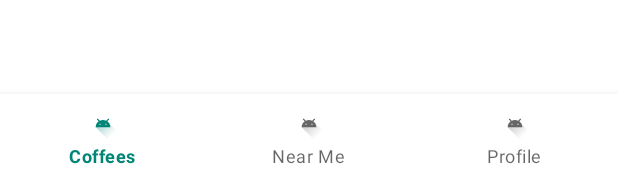
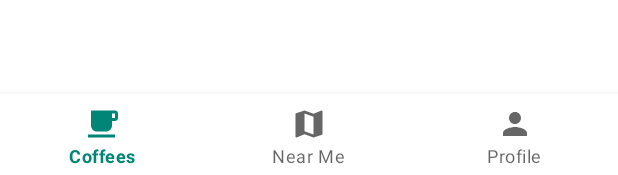
Before and after one commit to AlexZhukovich/ImBarista-App, an Android app: the layout activity_coffees.xml on its own in the app's theme, with its tools: preview values and no code run, on a phone screen of 412 x 824 dp. Shown: the part 1058-1233 px from the top of the screen. Run offline under Robolectric (Android 15) with nearby library versions, the phone set to English and light mode, and no system bars.

Commit message:
Added icons for bottom navigation; Updated menu/navigation.xml file

```diff
--- /dev/null
+++ b/app/src/main/res/drawable/ic_coffees_black_24dp.xml
@@ -0,0 +1,9 @@
+<vector xmlns:android="http://schemas.android.com/apk/res/android"
+        android:width="24dp"
+        android:height="24dp"
+        android:viewportWidth="24.0"
+        android:viewportHeight="24.0">
+    <path
+        android:fillColor="#FF000000"
+        android:pathData="M20,3L4,3v10c0,2.21 1.79,4 4,4h6c2.21,0 4,-1.79 4,-4v-3h2c1.11,0 2,-0.89 2,-2L22,5c0,-1.11 -0.89,-2 -2,-2zM20,8h-2L18,5h2v3zM2,21h18v-2L2,19v2z"/>
+</vector>
--- /dev/null
+++ b/app/src/main/res/drawable/ic_map_black_24dp.xml
@@ -0,0 +1,9 @@
+<vector xmlns:android="http://schemas.android.com/apk/res/android"
+        android:width="24dp"
+        android:height="24dp"
+        android:viewportWidth="24.0"
+        android:viewportHeight="24.0">
+    <path
+        android:fillColor="#FF000000"
+        android:pathData="M20.5,3l-0.16,0.03L15,5.1 9,3 3.36,4.9c-0.21,0.07 -0.36,0.25 -0.36,0.48V20.5c0,0.28 0.22,0.5 0.5,0.5l0.16,-0.03L9,18.9l6,2.1 5.64,-1.9c0.21,-0.07 0.36,-0.25 0.36,-0.48V3.5c0,-0.28 -0.22,-0.5 -0.5,-0.5zM15,19l-6,-2.11V5l6,2.11V19z"/>
+</vector>
--- /dev/null
+++ b/app/src/main/res/drawable/ic_profile_black_24dp.xml
@@ -0,0 +1,9 @@
+<vector xmlns:android="http://schemas.android.com/apk/res/android"
+        android:width="24dp"
+        android:height="24dp"
+        android:viewportWidth="24.0"
+        android:viewportHeight="24.0">
+    <path
+        android:fillColor="#FF000000"
+        android:pathData="M12,12c2.21,0 4,-1.79 4,-4s-1.79,-4 -4,-4 -4,1.79 -4,4 1.79,4 4,4zM12,14c-2.67,0 -8,1.34 -8,4v2h16v-2c0,-2.66 -5.33,-4 -8,-4z"/>
+</vector>
--- a/app/src/main/res/menu/navigation.xml
+++ b/app/src/main/res/menu/navigation.xml
@@ -3,16 +3,16 @@
 
     <item
         android:id="@+id/navigation_coffees"
-        android:icon="@drawable/ic_launcher_foreground"
+        android:icon="@drawable/ic_coffees_black_24dp"
         android:title="@string/nav_coffees" />
 
     <item
         android:id="@+id/navigation_near_me"
-        android:icon="@drawable/ic_launcher_foreground"
+        android:icon="@drawable/ic_map_black_24dp"
         android:title="@string/nav_near_me" />
 
     <item
         android:id="@+id/navigation_profile"
-        android:icon="@drawable/ic_launcher_foreground"
+        android:icon="@drawable/ic_profile_black_24dp"
         android:title="@string/nav_profile" />
 </menu>
```
